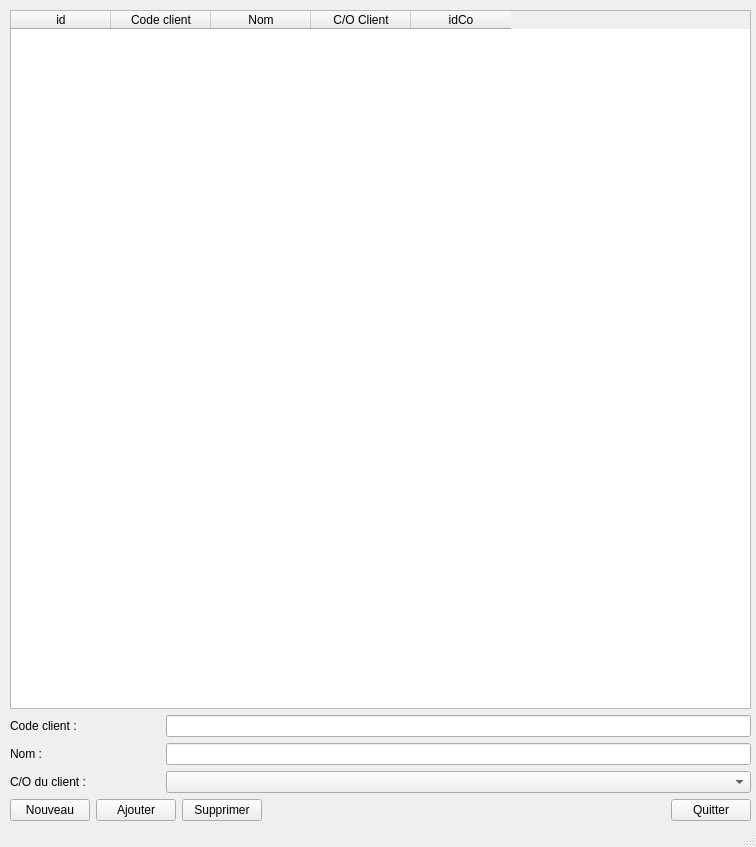
First picture: the form in ui/customermanagementwindow.ui, repository jphoubion/COMailPrinting, before the edit.
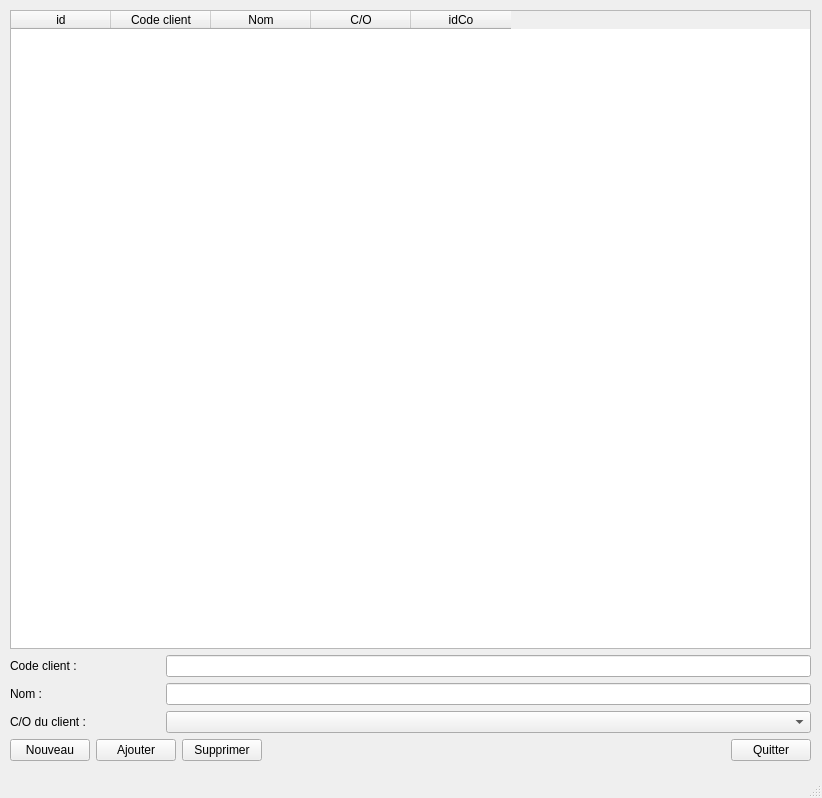
Second picture: the form after the edit.

Commit message: customer window filled with data

What changed in the file:
```diff
--- a/ui/customermanagementwindow.ui
+++ b/ui/customermanagementwindow.ui
@@ -9,8 +9,8 @@
    <rect>
     <x>0</x>
     <y>0</y>
-    <width>756</width>
-    <height>847</height>
+    <width>822</width>
+    <height>798</height>
    </rect>
   </property>
   <property name="windowTitle">
@@ -22,40 +22,11 @@
      <rect>
       <x>10</x>
       <y>10</y>
-      <width>741</width>
-      <height>811</height>
+      <width>801</width>
+      <height>751</height>
      </rect>
     </property>
     <layout class="QGridLayout" name="gridLayout">
-     <item row="0" column="0">
-      <widget class="QTableWidget" name="tw_customers">
-       <column>
-        <property name="text">
-         <string>id</string>
-        </property>
-       </column>
-       <column>
-        <property name="text">
-         <string>Code client</string>
-        </property>
-       </column>
-       <column>
-        <property name="text">
-         <string>Nom</string>
-        </property>
-       </column>
-       <column>
-        <property name="text">
-         <string>C/O Client</string>
-        </property>
-       </column>
-       <column>
-        <property name="text">
-         <string>idCo</string>
-        </property>
-       </column>
-      </widget>
-     </item>
      <item row="1" column="0">
       <layout class="QVBoxLayout" name="verticalLayout">
        <item>
@@ -179,6 +150,35 @@
        </item>
       </layout>
      </item>
+     <item row="0" column="0">
+      <widget class="QTableWidget" name="tw_customers">
+       <column>
+        <property name="text">
+         <string>id</string>
+        </property>
+       </column>
+       <column>
+        <property name="text">
+         <string>Code client</string>
+        </property>
+       </column>
+       <column>
+        <property name="text">
+         <string>Nom</string>
+        </property>
+       </column>
+       <column>
+        <property name="text">
+         <string>C/O</string>
+        </property>
+       </column>
+       <column>
+        <property name="text">
+         <string>idCo</string>
+        </property>
+       </column>
+      </widget>
+     </item>
     </layout>
    </widget>
   </widget>
```
The commit also changes 5 other files.
